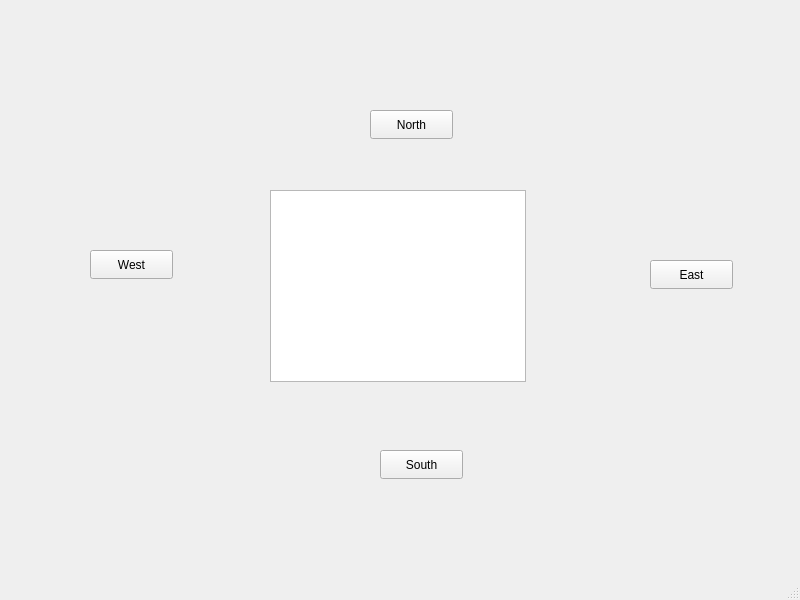
Before: the Qt Designer form Zork/mainwindow.ui in lukeol11/ZorkProject, drawn with Qt 5.
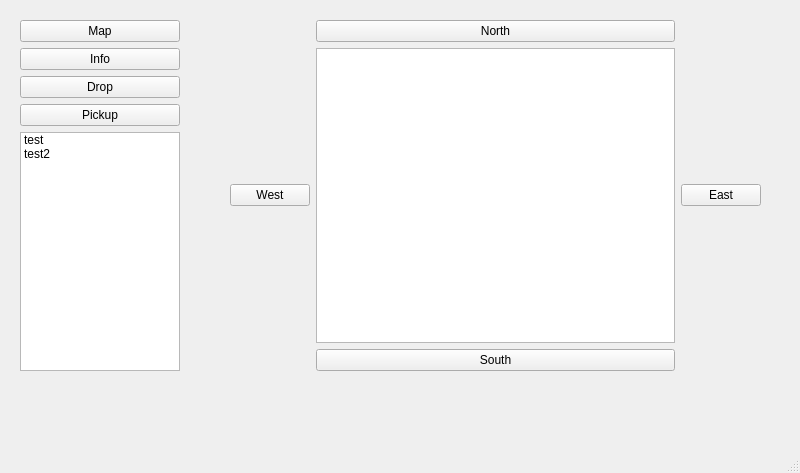
After: the same form once the commit is applied.

Patch:
```diff
--- a/Zork/mainwindow.ui
+++ b/Zork/mainwindow.ui
@@ -7,74 +7,109 @@
     <x>0</x>
     <y>0</y>
     <width>800</width>
-    <height>600</height>
+    <height>473</height>
    </rect>
   </property>
   <property name="windowTitle">
    <string>MainWindow</string>
   </property>
   <widget class="QWidget" name="centralwidget">
-   <widget class="QPushButton" name="northButton">
+   <widget class="QWidget" name="gridLayoutWidget">
     <property name="geometry">
      <rect>
-      <x>370</x>
-      <y>110</y>
-      <width>83</width>
-      <height>29</height>
+      <x>230</x>
+      <y>20</y>
+      <width>531</width>
+      <height>351</height>
      </rect>
     </property>
+    <layout class="QGridLayout" name="gridLayout">
+     <item row="2" column="1">
+      <widget class="QPushButton" name="southButton">
     <property name="text">
-     <string>North</string>
-    </property>
-   </widget>
+        <string>South</string>
+       </property>
+      </widget>
+     </item>
+     <item row="1" column="0">
    <widget class="QPushButton" name="westButton">
-    <property name="geometry">
-     <rect>
-      <x>90</x>
-      <y>250</y>
-      <width>83</width>
-      <height>29</height>
-     </rect>
-    </property>
     <property name="text">
      <string>West</string>
     </property>
    </widget>
+     </item>
+     <item row="0" column="1">
+      <widget class="QPushButton" name="northButton">
+       <property name="text">
+        <string>North</string>
+       </property>
+      </widget>
+     </item>
+     <item row="1" column="2">
    <widget class="QPushButton" name="eastButton">
-    <property name="geometry">
-     <rect>
-      <x>650</x>
-      <y>260</y>
-      <width>83</width>
-      <height>29</height>
-     </rect>
-    </property>
     <property name="text">
      <string>East</string>
     </property>
    </widget>
-   <widget class="QPushButton" name="southButton">
+     </item>
+     <item row="1" column="1">
+      <widget class="QTextBrowser" name="displayWindow"/>
+     </item>
+    </layout>
+   </widget>
+   <widget class="QWidget" name="verticalLayoutWidget">
     <property name="geometry">
      <rect>
-      <x>380</x>
-      <y>450</y>
-      <width>83</width>
-      <height>29</height>
+      <x>20</x>
+      <y>20</y>
+      <width>160</width>
+      <height>351</height>
      </rect>
     </property>
+    <layout class="QVBoxLayout" name="verticalLayout">
+     <item>
+      <widget class="QPushButton" name="mapButton">
     <property name="text">
-     <string>South</string>
-    </property>
-   </widget>
-   <widget class="QTextBrowser" name="displayWindow">
-    <property name="geometry">
-     <rect>
-      <x>270</x>
-      <y>190</y>
-      <width>256</width>
-      <height>192</height>
-     </rect>
-    </property>
+        <string>Map</string>
+       </property>
+      </widget>
+     </item>
+     <item>
+      <widget class="QPushButton" name="infoButton">
+       <property name="text">
+        <string>Info</string>
+       </property>
+      </widget>
+     </item>
+     <item>
+      <widget class="QPushButton" name="dropButton">
+       <property name="text">
+        <string>Drop</string>
+       </property>
+      </widget>
+     </item>
+     <item>
+      <widget class="QPushButton" name="pickupButton">
+       <property name="text">
+        <string>Pickup</string>
+       </property>
+      </widget>
+     </item>
+     <item>
+      <widget class="QListWidget" name="listWidget">
+       <item>
+        <property name="text">
+         <string>test</string>
+        </property>
+       </item>
+       <item>
+        <property name="text">
+         <string>test2</string>
+        </property>
+       </item>
+      </widget>
+     </item>
+    </layout>
    </widget>
   </widget>
   <widget class="QMenuBar" name="menubar">
```
Lines whose indentation alone changed are shown as unchanged.
